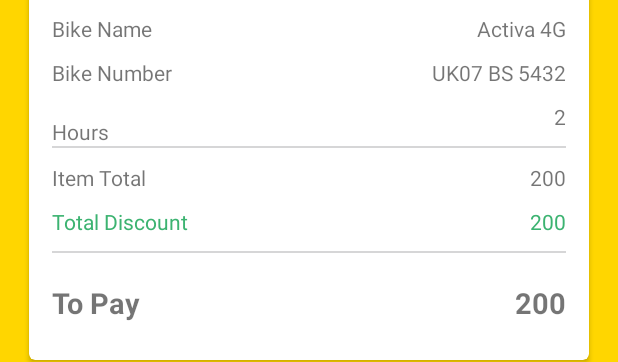
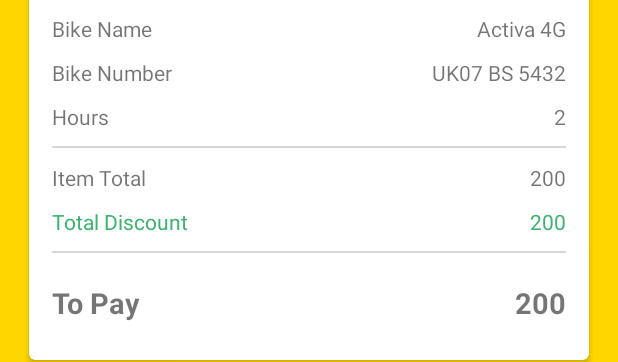
Before and after one commit to cipher0007/TwoWheelerPaytmIntegration, an Android app: the layout activity_confirm_booking_final.xml on its own in the app's theme, with its tools: preview values and no code run, on a phone screen of 412 x 824 dp. Shown: the part 567-929 px from the top of the screen. Run offline under Robolectric (Android 15) with nearby library versions, the phone set to English and light mode, and no system bars; plain views replace FABProgressCircle.

Commit message:
Billing Page

```diff
--- a/app/src/main/res/layout/activity_confirm_booking_final.xml
+++ b/app/src/main/res/layout/activity_confirm_booking_final.xml
@@ -121,7 +121,7 @@
                     <TextView
                         android:layout_width="wrap_content"
                         android:layout_height="wrap_content"
-
+                        android:layout_gravity="left"
                         android:layout_marginTop="10dp"
                         android:layout_weight="2"
                         android:text="Hours" />
```
